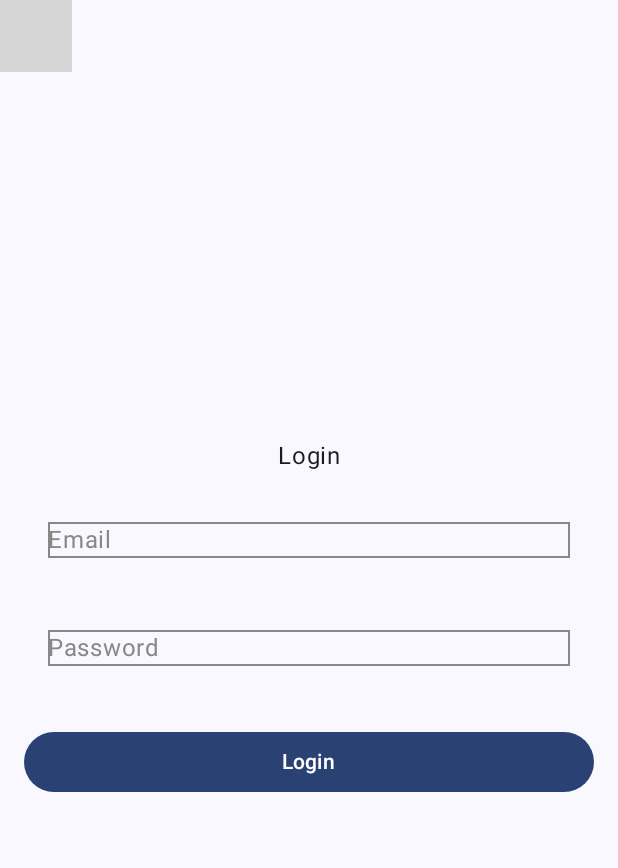
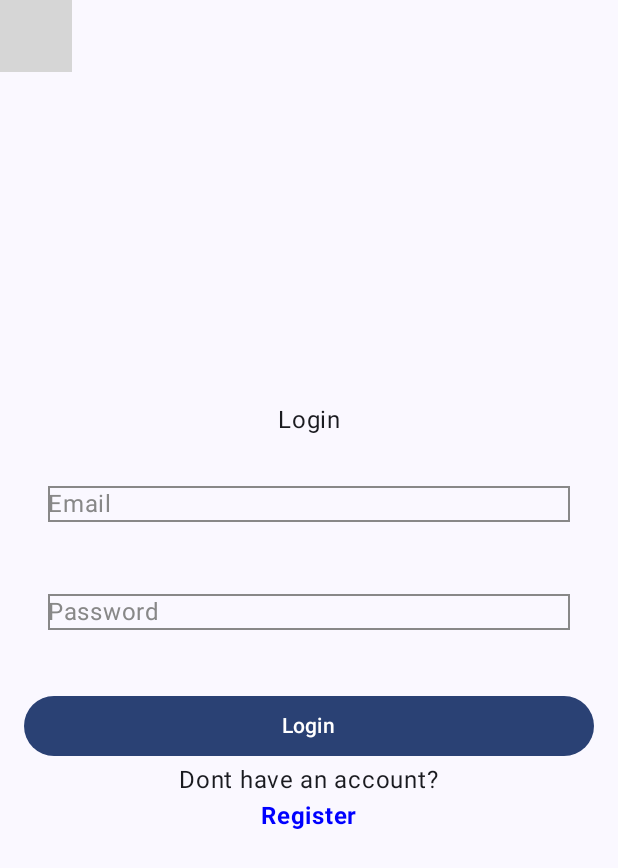
Before and after one commit to LabMember004/Movies, an Android app built with Jetpack Compose: the composable LoginPageScreen shown on its own in the app's theme, on a phone screen of 412 x 824 dp. Shown: the top 868 px of the screen. Run offline under Robolectric (Android 15) with nearby library versions, the phone set to English and light mode, and no system bars; our stand-ins replace Dagger/Hilt's generated code; libraries missing offline, so code that uses them is left out: com.example.domain; 2 statements that could not run were skipped; grey boxes are pictures that could not be loaded.

Commit message:
Now login is requirement

```diff
--- a/presentation/src/main/java/com/example/presentation/ProfileScreen/Login/LoginPageScreen.kt
+++ b/presentation/src/main/java/com/example/presentation/ProfileScreen/Login/LoginPageScreen.kt
@@ -2,6 +2,7 @@ package com.example.presentation.ProfileScreen.Login
 
 import android.widget.Toast
 import androidx.compose.foundation.border
+import androidx.compose.foundation.clickable
 import androidx.compose.foundation.layout.*
 import androidx.compose.foundation.text.BasicTextField
 import androidx.compose.foundation.text.KeyboardOptions
@@ -17,13 +18,18 @@ import androidx.compose.ui.Alignment
 import androidx.compose.ui.Modifier
 import androidx.compose.ui.graphics.Color
 import androidx.compose.ui.platform.LocalContext
+import androidx.compose.ui.text.font.FontWeight
 import androidx.compose.ui.text.input.KeyboardType
 import androidx.compose.ui.unit.dp
 import androidx.hilt.navigation.compose.hiltViewModel
+import androidx.navigation.NavController
 
 @Composable
 fun LoginPageScreen(
-    viewModel: LoginViewModel = hiltViewModel()
+    viewModel: LoginViewModel = hiltViewModel(),
+    onLoginSuccess: () -> Unit,
+    onNavigateToRegister: () -> Unit,
+    navController: NavController
 ) {
     var email by remember { mutableStateOf("") }
     var password by remember { mutableStateOf("") }
@@ -102,10 +108,21 @@ fun LoginPageScreen(
         Button(
             onClick = {
                 viewModel.loginUser(email, password)
+                onLoginSuccess()
             },
             modifier = Modifier.fillMaxWidth()
         ) {
             Text(text = "Login")
         }
+        Text("Dont have an account?")
+
+        Text(
+            text= "Register",
+            color = Color.Blue,
+            fontWeight = FontWeight.Bold,
+            modifier = Modifier.clickable {
+                onNavigateToRegister()
+            }
+        )
     }
 }
--- a/presentation/src/main/java/com/example/presentation/ProfileScreen/Register/RegisterPageScreen.kt
+++ b/presentation/src/main/java/com/example/presentation/ProfileScreen/Register/RegisterPageScreen.kt
@@ -12,7 +12,7 @@ import androidx.hilt.navigation.compose.hiltViewModel
 import androidx.navigation.NavController
 
 @Composable
-fun ProfilePageScreen(viewModel: RegisterViewModel = hiltViewModel() , onNavigateToRegister : () -> Unit) {
+fun ProfilePageScreen(viewModel: RegisterViewModel = hiltViewModel() , onNavigateToRegister : () -> Unit, onRegisterSuccessful: () -> Unit) {
     var name by remember { mutableStateOf("") }
     var email by remember { mutableStateOf("") }
     var password by remember { mutableStateOf("") }
@@ -33,6 +33,7 @@ fun ProfilePageScreen(viewModel: RegisterViewModel = hiltViewModel() , onNavigat
         Spacer(modifier = Modifier.height(16.dp))
         Button(onClick = {
             viewModel.registerUser(name, email, password, confirmPassword)
+            onRegisterSuccessful()
         }) {
             Text("Register")
         }
--- a/presentation/src/main/java/com/example/presentation/navigation/Screen.kt
+++ b/presentation/src/main/java/com/example/presentation/navigation/Screen.kt
@@ -5,6 +5,7 @@ enum class Screen(val route: String) {
     Home("home"),
     Favorite("favorite"),
     Profile("profile"),
-    Login("login")
+    Login("login"),
+    Register("register")
 
 }
```
Also changed, not shown: presentation/src/main/java/com/example/presentation/MovieApp.kt (+34 -6 lines), presentation/src/main/java/com/example/presentation/ProfileScreen/ProfileSetting/Profile.kt (added, +74 -0 lines).
